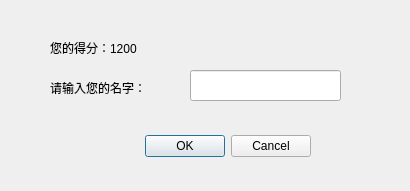
Qt form SavePointDialog.ui (r53127/MyTetris) before a commit.
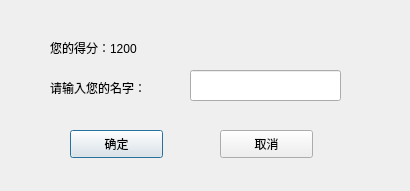
The same form after that commit.

```diff
--- a/SavePointDialog.ui
+++ b/SavePointDialog.ui
@@ -13,22 +13,6 @@
   <property name="windowTitle">
    <string>保存纪录</string>
   </property>
-  <widget class="QDialogButtonBox" name="buttonBox">
-   <property name="geometry">
-    <rect>
-     <x>-30</x>
-     <y>130</y>
-     <width>341</width>
-     <height>32</height>
-    </rect>
-   </property>
-   <property name="orientation">
-    <enum>Qt::Horizontal</enum>
-   </property>
-   <property name="standardButtons">
-    <set>QDialogButtonBox::Cancel|QDialogButtonBox::Ok</set>
-   </property>
-  </widget>
   <widget class="QLabel" name="pointLabel">
    <property name="geometry">
     <rect>
@@ -65,6 +49,32 @@
     </rect>
    </property>
   </widget>
+  <widget class="QPushButton" name="pushButton">
+   <property name="geometry">
+    <rect>
+     <x>70</x>
+     <y>130</y>
+     <width>93</width>
+     <height>28</height>
+    </rect>
+   </property>
+   <property name="text">
+    <string>确定</string>
+   </property>
+  </widget>
+  <widget class="QPushButton" name="pushButton_2">
+   <property name="geometry">
+    <rect>
+     <x>220</x>
+     <y>130</y>
+     <width>93</width>
+     <height>28</height>
+    </rect>
+   </property>
+   <property name="text">
+    <string>取消</string>
+   </property>
+  </widget>
  </widget>
  <resources/>
  <connections>
```
Left out of the diff: 42 changed lines with no effect on the pictures.
